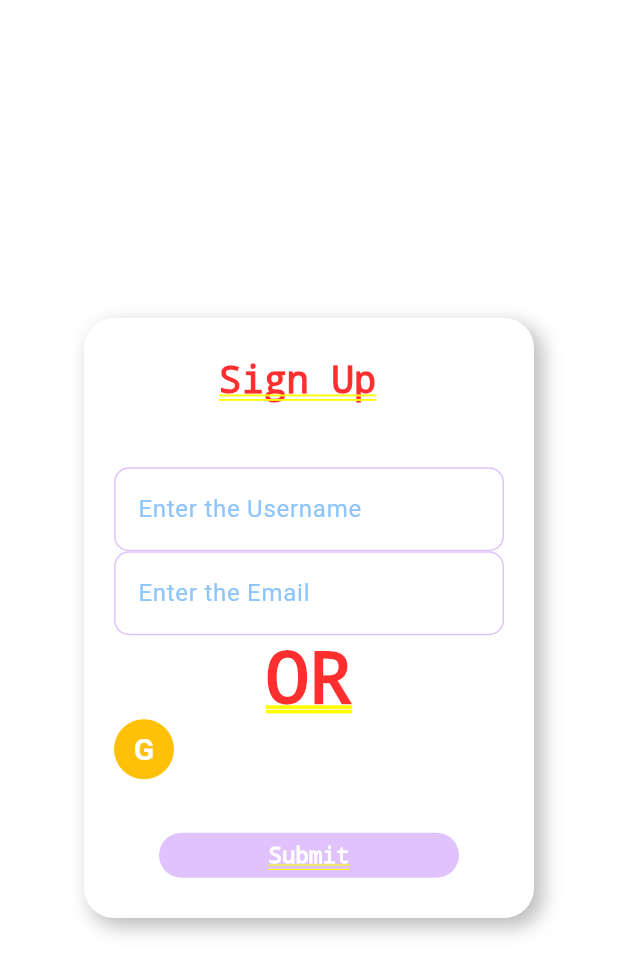
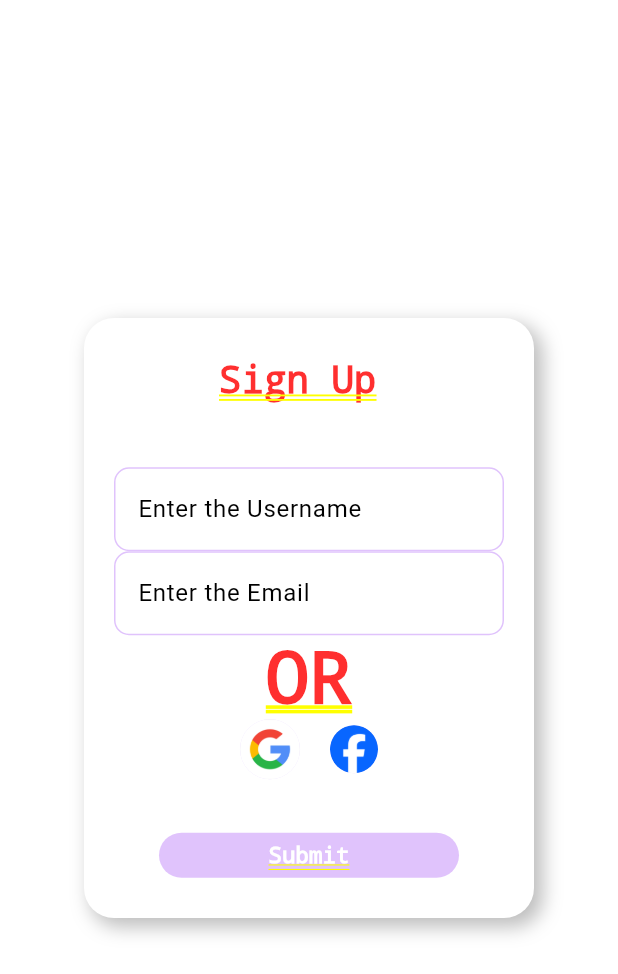
Before and after one commit to alanjohnck/flutter_sample, a Flutter app: the screen it shows after launch, on a phone screen of 412 x 824 dp. Shown: the top 974 px of the screen. Run offline on Flutter 3.47's test engine with Material 3 defaults, Android fonts, the phone set to English and light mode, and no system bars; missing offline and left inert: scaffold_gradient_background.

Commit message:
Sign Up Page

```diff
--- a/lib/Signup/sign-up.dart
+++ b/lib/Signup/sign-up.dart
@@ -12,6 +12,7 @@ class _SignUpState extends State<SignUp> {
   @override
   Widget build(BuildContext context) {
     return ScaffoldGradientBackground(
+
       gradient: LinearGradient(
         begin: Alignment.bottomLeft,
         end: Alignment.topRight,
@@ -64,21 +65,21 @@ class _SignUpState extends State<SignUp> {
                      TextField(
                        decoration: KinputTextBox.copyWith(labelText: 'Enter the Email'),
                      ),
-                     Text("OR"),
+                     const Text("OR"),
                      Container(
                        child: const Row(
+                         mainAxisAlignment: MainAxisAlignment.center,
                          children: [
                            CircleAvatar(
-                             backgroundColor: Colors.amber,
-                             child: Text(
-                               "G",
-                               style: TextStyle(
-                                 fontSize: 20.0,
-                                 fontWeight: FontWeight.bold,
-                                 color: Colors.white
-                               ),
-                             )
-                           )
+                             backgroundImage: AssetImage('assets/images/google.png'),
+                           ),
+                           SizedBox(
+                             width: 20.0,
+                           ),
+                           CircleAvatar(
+                              radius: 16,
+                               backgroundImage: AssetImage("assets/images/face.png"),
+                           ),
                          ],
                        ),
                      )
--- a/lib/constants/KInputTextBox.dart
+++ b/lib/constants/KInputTextBox.dart
@@ -3,7 +3,7 @@ import 'package:flutter/material.dart';
 const KinputTextBox= InputDecoration(
   filled: true,
   fillColor: Colors.white,
-  labelStyle: TextStyle(color:Color(0xFF8EC5FC)),
+  labelStyle: TextStyle(color:Colors.black),
   border: OutlineInputBorder(
     borderRadius: BorderRadius.all(Radius.circular(10.0)),
     borderSide: BorderSide.none,
@@ -18,7 +18,7 @@ const KinputTextBox= InputDecoration(
   focusedBorder: OutlineInputBorder(
     borderRadius: BorderRadius.all(Radius.circular(10.0)),
     borderSide: BorderSide(
-      color: Color(0xFFE0C3FC),
+      color: Colors.black,
       width: 2.0,
     ),
   ),
```
Also changed, not shown: pubspec.yaml (+5 -3 lines), assets/images/face.png (added), assets/images/google.png (added).
